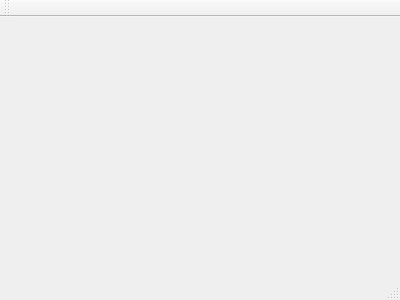
Above: ChatRoom/mainwindow.ui from AnsrM/Chat-Project before the change. Below: the same form after it.
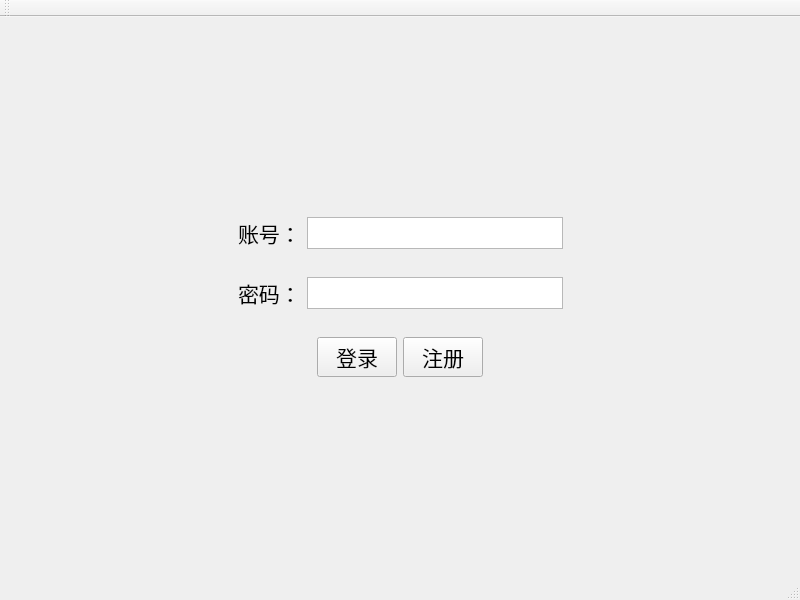
That is the form after the change.

Commit message: Register Window

```diff
--- a/ChatRoom/mainwindow.ui
+++ b/ChatRoom/mainwindow.ui
@@ -1,24 +1,253 @@
 <ui version="4.0">
  <class>MainWindow</class>
- <widget class="QMainWindow" name="MainWindow" >
-  <property name="geometry" >
+ <widget class="QMainWindow" name="MainWindow">
+  <property name="geometry">
    <rect>
     <x>0</x>
     <y>0</y>
-    <width>400</width>
-    <height>300</height>
+    <width>800</width>
+    <height>600</height>
    </rect>
   </property>
   <property name="windowTitle" >
    <string>MainWindow</string>
   </property>
-  <widget class="QMenuBar" name="menuBar" />
-  <widget class="QToolBar" name="mainToolBar" />
-  <widget class="QWidget" name="centralWidget" />
-  <widget class="QStatusBar" name="statusBar" />
+  <widget class="QWidget" name="centralWidget">
+   <layout class="QVBoxLayout" name="verticalLayout_3">
+    <item>
+     <spacer name="verticalSpacer">
+      <property name="orientation">
+       <enum>Qt::Vertical</enum>
+      </property>
+      <property name="sizeHint" stdset="0">
+       <size>
+        <width>20</width>
+        <height>400</height>
+       </size>
+      </property>
+     </spacer>
+    </item>
+    <item>
+     <widget class="QWidget" name="widget" native="true">
+      <layout class="QHBoxLayout" name="horizontalLayout_2">
+       <item>
+        <spacer name="horizontalSpacer">
+         <property name="orientation">
+          <enum>Qt::Horizontal</enum>
+         </property>
+         <property name="sizeHint" stdset="0">
+          <size>
+           <width>40</width>
+           <height>20</height>
+          </size>
+         </property>
+        </spacer>
+       </item>
+       <item>
+        <widget class="QLabel" name="labelAccount">
+         <property name="font">
+          <font>
+           <pointsize>16</pointsize>
+          </font>
+         </property>
+         <property name="text">
+          <string>账号：</string>
+         </property>
+        </widget>
+       </item>
+       <item>
+        <widget class="QTextEdit" name="textEditAccount">
+         <property name="minimumSize">
+          <size>
+           <width>0</width>
+           <height>30</height>
+          </size>
+         </property>
+        </widget>
+       </item>
+       <item>
+        <spacer name="horizontalSpacer_2">
+         <property name="orientation">
+          <enum>Qt::Horizontal</enum>
+         </property>
+         <property name="sizeHint" stdset="0">
+          <size>
+           <width>40</width>
+           <height>20</height>
+          </size>
+         </property>
+        </spacer>
+       </item>
+      </layout>
+      <zorder>labelAccount</zorder>
+      <zorder>textEditAccount</zorder>
+      <zorder>labelAccount</zorder>
+      <zorder>textEditAccount</zorder>
+      <zorder>labelAccount</zorder>
+      <zorder>textEditAccount</zorder>
+      <zorder>textEditAccount</zorder>
+      <zorder>horizontalSpacer</zorder>
+      <zorder>horizontalSpacer_2</zorder>
+     </widget>
+    </item>
+    <item>
+     <widget class="QWidget" name="widget_2" native="true">
+      <layout class="QHBoxLayout" name="horizontalLayout_3">
+       <item>
+        <spacer name="horizontalSpacer_3">
+         <property name="orientation">
+          <enum>Qt::Horizontal</enum>
+         </property>
+         <property name="sizeHint" stdset="0">
+          <size>
+           <width>40</width>
+           <height>20</height>
+          </size>
+         </property>
+        </spacer>
+       </item>
+       <item>
+        <widget class="QLabel" name="labelPassword">
+         <property name="font">
+          <font>
+           <pointsize>16</pointsize>
+          </font>
+         </property>
+         <property name="text">
+          <string>密码：</string>
+         </property>
+        </widget>
+       </item>
+       <item>
+        <widget class="QTextEdit" name="textEditPassword">
+         <property name="minimumSize">
+          <size>
+           <width>0</width>
+           <height>30</height>
+          </size>
+         </property>
+        </widget>
+       </item>
+       <item>
+        <spacer name="horizontalSpacer_4">
+         <property name="orientation">
+          <enum>Qt::Horizontal</enum>
+         </property>
+         <property name="sizeHint" stdset="0">
+          <size>
+           <width>40</width>
+           <height>20</height>
+          </size>
+         </property>
+        </spacer>
+       </item>
+      </layout>
+     </widget>
+    </item>
+    <item>
+     <widget class="QWidget" name="widget_3" native="true">
+      <layout class="QHBoxLayout" name="horizontalLayout_4">
+       <item>
+        <spacer name="horizontalSpacer_5">
+         <property name="orientation">
+          <enum>Qt::Horizontal</enum>
+         </property>
+         <property name="sizeHint" stdset="0">
+          <size>
+           <width>40</width>
+           <height>20</height>
+          </size>
+         </property>
+        </spacer>
+       </item>
+       <item>
+        <widget class="QPushButton" name="pushButtonLogin">
+         <property name="font">
+          <font>
+           <pointsize>16</pointsize>
+          </font>
+         </property>
+         <property name="text">
+          <string>登录</string>
+         </property>
+        </widget>
+       </item>
+       <item>
+        <widget class="QPushButton" name="pushButtonRegister">
+         <property name="font">
+          <font>
+           <pointsize>16</pointsize>
+          </font>
+         </property>
+         <property name="text">
+          <string>注册</string>
+         </property>
+        </widget>
+       </item>
+       <item>
+        <spacer name="horizontalSpacer_6">
+         <property name="orientation">
+          <enum>Qt::Horizontal</enum>
+         </property>
+         <property name="sizeHint" stdset="0">
+          <size>
+           <width>40</width>
+           <height>20</height>
+          </size>
+         </property>
+        </spacer>
+       </item>
+      </layout>
+      <zorder>pushButtonRegister</zorder>
+      <zorder>pushButtonLogin</zorder>
+      <zorder>pushButtonRegister</zorder>
+      <zorder>pushButtonLogin</zorder>
+      <zorder>horizontalSpacer_5</zorder>
+      <zorder>horizontalSpacer_6</zorder>
+     </widget>
+    </item>
+    <item>
+     <spacer name="verticalSpacer_2">
+      <property name="orientation">
+       <enum>Qt::Vertical</enum>
+      </property>
+      <property name="sizeHint" stdset="0">
+       <size>
+        <width>20</width>
+        <height>400</height>
+       </size>
+      </property>
+     </spacer>
+    </item>
+   </layout>
+   <zorder>widget</zorder>
+   <zorder>widget_2</zorder>
+   <zorder>labelPassword</zorder>
+   <zorder>widget_3</zorder>
+   <zorder>verticalSpacer</zorder>
+   <zorder>verticalSpacer_2</zorder>
+  </widget>
+  <widget class="QMenuBar" name="menuBar">
+   <property name="geometry">
+    <rect>
+     <x>0</x>
+     <y>0</y>
+     <width>800</width>
+     <height>23</height>
+    </rect>
+   </property>
+  </widget>
+  <widget class="QToolBar" name="mainToolBar">
+   <attribute name="toolBarArea">
+    <enum>TopToolBarArea</enum>
+   </attribute>
+   <attribute name="toolBarBreak">
+    <bool>false</bool>
+   </attribute>
+  </widget>
+  <widget class="QStatusBar" name="statusBar"/>
  </widget>
- <layoutDefault spacing="6" margin="11" />
- <pixmapfunction></pixmapfunction>
+ <layoutdefault spacing="6" margin="11"/>
  <resources/>
  <connections/>
 </ui>
```
Left out of the diff: 3 changed lines with no effect on the pictures. The commit also changes 7 other files.
